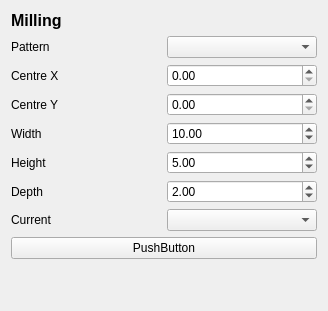
Above: fibsem/ui/qtdesigner_files/FibsemMillingWidgetui.ui from DeMarcoLab/fibsem before the change. Below: the same form after it.
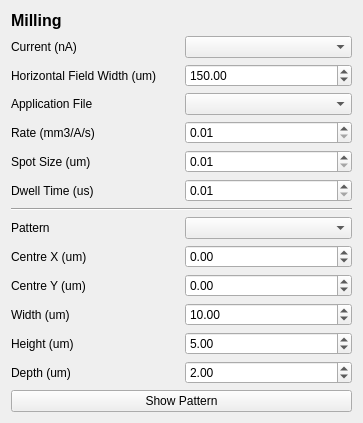
That is the form after the change.

What changed in the file:
```diff
--- a/fibsem/ui/qtdesigner_files/FibsemMillingWidgetui.ui
+++ b/fibsem/ui/qtdesigner_files/FibsemMillingWidgetui.ui
@@ -6,21 +6,118 @@
    <rect>
     <x>0</x>
     <y>0</y>
-    <width>328</width>
-    <height>311</height>
+    <width>363</width>
+    <height>422</height>
    </rect>
   </property>
   <property name="windowTitle">
    <string>Form</string>
   </property>
   <layout class="QGridLayout" name="gridLayout">
-   <item row="2" column="0">
+   <item row="13" column="0">
+    <widget class="QLabel" name="label_depth">
+     <property name="text">
+      <string>Depth (um)</string>
+     </property>
+    </widget>
+   </item>
+   <item row="1" column="0">
+    <widget class="QLabel" name="label_milling_current">
+     <property name="text">
+      <string>Current (nA)</string>
+     </property>
+    </widget>
+   </item>
+   <item row="6" column="1">
+    <widget class="QDoubleSpinBox" name="doubleSpinBox_dwell_time">
+     <property name="minimum">
+      <double>0.010000000000000</double>
+     </property>
+     <property name="singleStep">
+      <double>0.010000000000000</double>
+     </property>
+    </widget>
+   </item>
+   <item row="5" column="0">
+    <widget class="QLabel" name="label_spot_size">
+     <property name="text">
+      <string>Spot Size (um)</string>
+     </property>
+    </widget>
+   </item>
+   <item row="15" column="0" colspan="2">
+    <widget class="QPushButton" name="pushButton">
+     <property name="text">
+      <string>Show Pattern</string>
+     </property>
+    </widget>
+   </item>
+   <item row="9" column="1">
+    <widget class="QDoubleSpinBox" name="doubleSpinBox_centre_x">
+     <property name="minimum">
+      <double>-9999999999999999583119736832.000000000000000</double>
+     </property>
+     <property name="maximum">
+      <double>1000000000000000000.000000000000000</double>
+     </property>
+     <property name="singleStep">
+      <double>0.100000000000000</double>
+     </property>
+    </widget>
+   </item>
+   <item row="10" column="1">
+    <widget class="QDoubleSpinBox" name="doubleSpinBox_centre_y">
+     <property name="minimum">
+      <double>-10000000000000000.000000000000000</double>
+     </property>
+     <property name="maximum">
+      <double>99999999999999991611392.000000000000000</double>
+     </property>
+     <property name="singleStep">
+      <double>0.100000000000000</double>
+     </property>
+    </widget>
+   </item>
+   <item row="6" column="0">
+    <widget class="QLabel" name="label_dwell_time">
+     <property name="text">
+      <string>Dwell Time (us)</string>
+     </property>
+    </widget>
+   </item>
+   <item row="9" column="0">
     <widget class="QLabel" name="label_centre_x">
      <property name="text">
-      <string>Centre X</string>
+      <string>Centre X (um)</string>
      </property>
     </widget>
    </item>
+   <item row="8" column="0">
+    <widget class="QLabel" name="label_pattern">
+     <property name="text">
+      <string>Pattern</string>
+     </property>
+    </widget>
+   </item>
+   <item row="16" column="0" colspan="2">
+    <spacer name="verticalSpacer">
+     <property name="orientation">
+      <enum>Qt::Vertical</enum>
+     </property>
+     <property name="sizeHint" stdset="0">
+      <size>
+       <width>20</width>
+       <height>40</height>
+      </size>
+     </property>
+    </spacer>
+   </item>
+   <item row="3" column="1">
+    <widget class="QComboBox" name="comboBox_application_file"/>
+   </item>
+   <item row="1" column="1">
+    <widget class="QComboBox" name="comboBox_milling_current"/>
+   </item>
    <item row="0" column="0" colspan="2">
     <widget class="QLabel" name="label_title">
      <property name="font">
@@ -35,100 +132,138 @@
      </property>
     </widget>
    </item>
-   <item row="3" column="0">
+   <item row="10" column="0">
     <widget class="QLabel" name="label_centre_y">
      <property name="text">
-      <string>Centre Y</string>
+      <string>Centre Y (um)</string>
      </property>
     </widget>
    </item>
-   <item row="7" column="0">
-    <widget class="QLabel" name="label_milling_current">
+   <item row="11" column="0">
+    <widget class="QLabel" name="label_width">
      <property name="text">
-      <string>Current</string>
+      <string>Width (um)</string>
      </property>
     </widget>
    </item>
-   <item row="1" column="0">
-    <widget class="QLabel" name="label_pattern">
-     <property name="text">
-      <string>Pattern</string>
-     </property>
-    </widget>
-   </item>
-   <item row="7" column="1">
-    <widget class="QComboBox" name="comboBox_milling_current"/>
-   </item>
-   <item row="3" column="1">
-    <widget class="QDoubleSpinBox" name="doubleSpinBox_centre_y"/>
-   </item>
-   <item row="5" column="1">
-    <widget class="QDoubleSpinBox" name="doubleSpinBox_height">
-     <property name="value">
-      <double>5.000000000000000</double>
-     </property>
-    </widget>
-   </item>
-   <item row="1" column="1">
+   <item row="8" column="1">
     <widget class="QComboBox" name="comboBox_pattern"/>
    </item>
-   <item row="2" column="1">
-    <widget class="QDoubleSpinBox" name="doubleSpinBox_centre_x"/>
+   <item row="3" column="0">
+    <widget class="QLabel" name="label_application_file">
+     <property name="text">
+      <string>Application File</string>
+     </property>
+    </widget>
    </item>
-   <item row="6" column="1">
+   <item row="5" column="1">
+    <widget class="QDoubleSpinBox" name="doubleSpinBox_spot_size">
+     <property name="minimum">
+      <double>0.010000000000000</double>
+     </property>
+     <property name="singleStep">
+      <double>0.010000000000000</double>
+     </property>
+    </widget>
+   </item>
+   <item row="13" column="1">
     <widget class="QDoubleSpinBox" name="doubleSpinBox_depth">
+     <property name="minimum">
+      <double>0.100000000000000</double>
+     </property>
+     <property name="maximum">
+      <double>10000000000.000000000000000</double>
+     </property>
+     <property name="singleStep">
+      <double>0.100000000000000</double>
+     </property>
      <property name="value">
       <double>2.000000000000000</double>
      </property>
     </widget>
    </item>
-   <item row="5" column="0">
+   <item row="12" column="0">
     <widget class="QLabel" name="label_height">
      <property name="text">
-      <string>Height</string>
+      <string>Height (um)</string>
      </property>
     </widget>
    </item>
-   <item row="6" column="0">
-    <widget class="QLabel" name="label_depth">
-     <property name="text">
-      <string>Depth</string>
-     </property>
-    </widget>
-   </item>
-   <item row="8" column="0" colspan="2">
-    <widget class="QPushButton" name="pushButton">
-     <property name="text">
-      <string>PushButton</string>
-     </property>
-    </widget>
-   </item>
-   <item row="4" column="1">
+   <item row="11" column="1">
     <widget class="QDoubleSpinBox" name="doubleSpinBox_width">
+     <property name="minimum">
+      <double>0.100000000000000</double>
+     </property>
+     <property name="maximum">
+      <double>100000000000.000000000000000</double>
+     </property>
+     <property name="singleStep">
+      <double>0.100000000000000</double>
+     </property>
      <property name="value">
       <double>10.000000000000000</double>
      </property>
     </widget>
    </item>
+   <item row="12" column="1">
+    <widget class="QDoubleSpinBox" name="doubleSpinBox_height">
+     <property name="minimum">
+      <double>0.100000000000000</double>
+     </property>
+     <property name="maximum">
+      <double>100000000000000.000000000000000</double>
+     </property>
+     <property name="singleStep">
+      <double>0.100000000000000</double>
+     </property>
+     <property name="value">
+      <double>5.000000000000000</double>
+     </property>
+    </widget>
+   </item>
+   <item row="7" column="0" colspan="2">
+    <widget class="Line" name="line">
+     <property name="orientation">
+      <enum>Qt::Horizontal</enum>
+     </property>
+    </widget>
+   </item>
+   <item row="2" column="0">
+    <widget class="QLabel" name="label_hfw">
+     <property name="text">
+      <string>Horizontal Field Width (um)</string>
+     </property>
+    </widget>
+   </item>
+   <item row="2" column="1">
+    <widget class="QDoubleSpinBox" name="doubleSpinBox_hfw">
+     <property name="minimum">
+      <double>10.000000000000000</double>
+     </property>
+     <property name="maximum">
+      <double>2700.000000000000000</double>
+     </property>
+     <property name="value">
+      <double>150.000000000000000</double>
+     </property>
+    </widget>
+   </item>
    <item row="4" column="0">
-    <widget class="QLabel" name="label_width">
+    <widget class="QLabel" name="label_rate">
      <property name="text">
-      <string>Width</string>
+      <string>Rate (mm3/A/s)</string>
      </property>
     </widget>
    </item>
-   <item row="9" column="0" colspan="2">
-    <spacer name="verticalSpacer">
-     <property name="orientation">
-      <enum>Qt::Vertical</enum>
+   <item row="4" column="1">
+    <widget class="QDoubleSpinBox" name="doubleSpinBox_rate">
+     <property name="minimum">
+      <double>0.010000000000000</double>
      </property>
-     <property name="sizeHint" stdset="0">
-      <size>
-       <width>20</width>
-       <height>40</height>
-      </size>
+     <property name="singleStep">
+      <double>0.010000000000000</double>
      </property>
-    </spacer>
+    </widget>
    </item>
   </layout>
  </widget>
```
